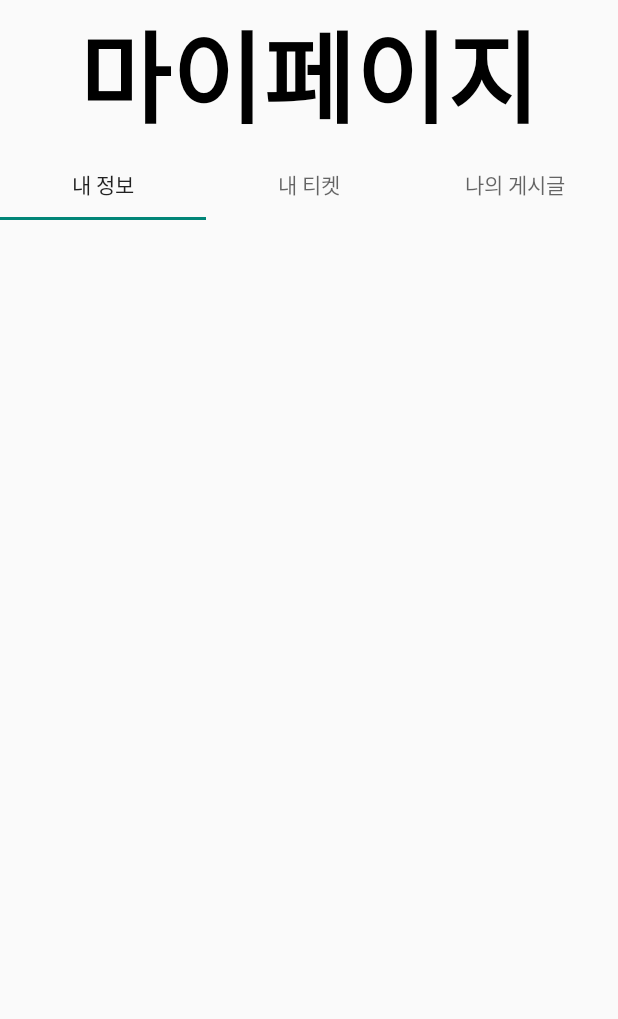
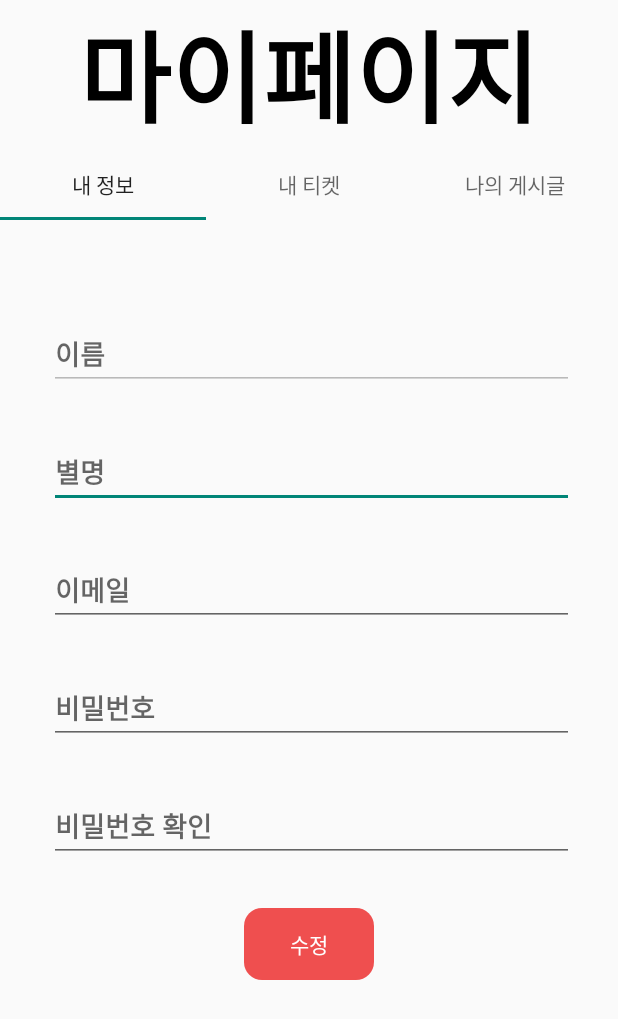
Before and after one commit to SONSAZANG/moonyou_Main, an Android app: the mypage_main screen opened directly, with no data from a screen before it, on a phone screen of 412 x 824 dp. Shown: the top 1019 px of the screen. Run offline under Robolectric (Android 15) with nearby library versions, the light colour scheme and no system bars; our stand-ins replace Firebase (no records; nobody signed in at launch, a user with empty details on screens opened directly); Roboto replaces fonts that are not available here; 3 statements that could not run were skipped.

Commit message:
회원정보수정

```diff
--- a/app/src/main/AndroidManifest.xml
+++ b/app/src/main/AndroidManifest.xml
@@ -32,8 +32,8 @@
         <activity android:name=".mypage_main" />
         <activity android:name=".MainActivity2" />
         <activity android:name=".Login" />
-        <activity android:name=".Register">
-        </activity>
+        <activity android:name=".Register"/>
+        <activity android:name=".myticket"/>
         <activity android:name=".MainActivity" />
 
         <meta-data
--- a/app/src/main/java/com/example/moonyou_test/Register.java
+++ b/app/src/main/java/com/example/moonyou_test/Register.java
@@ -28,7 +28,7 @@ import com.google.firebase.auth.FirebaseUser;
 import java.util.HashMap;
 
 public class Register extends AppCompatActivity {
-    EditText mFullName, mEmail, mPassword, mPhone;
+    EditText mFullName, mEmail, mPassword, nickname;
     Button mRegisterBtn;
     TextView mLoginBtn;
     FirebaseAuth fAuth;
@@ -44,6 +44,7 @@ public class Register extends AppCompatActivity {
         mPassword = findViewById(R.id.Password);
         mRegisterBtn = findViewById(R.id.registerBtn);
         mLoginBtn = findViewById(R.id.createText);
+        nickname = findViewById(R.id.nickname);
         fAuth = FirebaseAuth.getInstance();
 
         if(fAuth.getCurrentUser() != null) {
@@ -85,9 +86,10 @@ public class Register extends AppCompatActivity {
                             FirebaseFirestore fbf=FirebaseFirestore.getInstance();
                             //테이블을 파이어베이스 데이터베이스에 저장
                             HashMap<Object,String> use = new HashMap<>();
-                            use.put("uid",uid);
+                            use.put("password", password);
                             use.put("email",email);
                             use.put("name",name);
+                            use.put("nickname", nickname.getText().toString().trim());
                       fbf.collection("user")
                               .document()
                               .set(use)
--- a/app/src/main/java/com/example/moonyou_test/book_final.java
+++ b/app/src/main/java/com/example/moonyou_test/book_final.java
@@ -185,6 +185,7 @@ public class book_final extends AppCompatActivity {
         resv_info.put("seatCount", seatA.length);
         resv_info.put("seatName", selectA);
         resv_info.put("image", img1);
+        resv_info.put("show_id", showID);
         for(int i = 1; i <= seatA.length; i++)
         {
             resv_info.put("seat_num" + String.valueOf(i), seatA[i-1] + "번");
--- a/app/src/main/java/com/example/moonyou_test/help_center.java
+++ b/app/src/main/java/com/example/moonyou_test/help_center.java
@@ -38,7 +38,6 @@ import com.google.firebase.firestore.Query;
 import com.google.firebase.firestore.QueryDocumentSnapshot;
 import com.google.firebase.firestore.QuerySnapshot;
 import com.example.moonyou_test.Login;
-import com.google.firebase.auth.FirebaseUser;
 import java.util.HashMap;
 import java.util.Map;
 
--- a/app/src/main/java/com/example/moonyou_test/mypage_main.java
+++ b/app/src/main/java/com/example/moonyou_test/mypage_main.java
@@ -8,19 +8,27 @@ import androidx.recyclerview.widget.RecyclerView;
 import android.os.Bundle;
 import android.util.Log;
 import android.view.View;
+import android.widget.Button;
 import android.widget.FrameLayout;
 import android.widget.LinearLayout;
+import android.widget.TextView;
 
+import com.bumptech.glide.Glide;
 import com.google.android.gms.tasks.OnCompleteListener;
 import com.google.android.gms.tasks.Task;
 import com.google.android.material.tabs.TabLayout;
 import com.google.firebase.auth.FirebaseAuth;
 import com.google.firebase.auth.FirebaseUser;
+import com.google.firebase.firestore.DocumentReference;
+import com.google.firebase.firestore.DocumentSnapshot;
 import com.google.firebase.firestore.FirebaseFirestore;
 import com.google.firebase.firestore.QueryDocumentSnapshot;
 import com.google.firebase.firestore.QuerySnapshot;
+import com.google.firebase.storage.StorageReference;
 
 import java.util.ArrayList;
+import java.util.HashMap;
+import java.util.Map;
 
 public class mypage_main extends AppCompatActivity {
 
@@ -30,6 +38,8 @@ public class mypage_main extends AppCompatActivity {
     private RecyclerView.LayoutManager layoutManager;
     private ArrayList<mypage_getset> arrayList;
     private FirebaseFirestore db;
+    FirebaseUser user = fAuth.getCurrentUser();
+    User info;
 
     @Override
     protected void onCreate(Bundle savedInstanceState) {
@@ -56,8 +66,7 @@ public class mypage_main extends AppCompatActivity {
                 // do nothing
             }
         });
-
-
+        my_info();
     }
 
     private void changeView(int index) {
@@ -70,6 +79,7 @@ public class mypage_main extends AppCompatActivity {
                 myinfo.setVisibility(View.VISIBLE);
                 myticket.setVisibility(View.GONE);
                 mypost.setVisibility(View.GONE);
+                my_info();
                 break;
             case 1:
                 myinfo.setVisibility(View.GONE);
@@ -85,14 +95,86 @@ public class mypage_main extends AppCompatActivity {
         }
     }
 
+    private void my_info(){
+        TextView username = (TextView)findViewById(R.id.myid);
+        TextView usernick = (TextView)findViewById(R.id.mynick);
+        TextView useremail = (TextView)findViewById(R.id.myemail);
+        TextView newpwd = (TextView)findViewById(R.id.newpwd);
+        TextView newpwd1 = (TextView)findViewById(R.id.newpwd1);
+        Button info_change = (Button)findViewById(R.id.info_cahnge);
+        String userId = user.getUid();
+        db = FirebaseFirestore.getInstance();
+        db.collection("user")
+                .document(userId)
+                .get()
+                .addOnCompleteListener(new OnCompleteListener<DocumentSnapshot>() {
+                    @Override
+                    public void onComplete(@NonNull Task<DocumentSnapshot> task) {
+                        if(task.isSuccessful()) //jdk, 3.17 16:30,"성공 했을 시"
+                        {
+                            DocumentSnapshot document = task.getResult(); //jdk, 3.17 16:30,"불러온 데이터 전체를 document에 하나씩 넣어서"
+                            info = document.toObject(User.class);
+                        }
+                        else
+                        {
+                            Log.d("faberJOOOOOOO", "Error : ", task.getException());
+                        }
+                        username.setText(info.getName());
+                        usernick.setText(info.getNickname());
+                        useremail.setText(info.getEmail());
+
+                        info_change.setOnClickListener(new View.OnClickListener() {
+                            @Override
+                            public void onClick(View v) {
+                                DocumentReference docref = db.collection("user")
+                                        .document(userId);
+                                Map<String, Object> newinfo = new HashMap<>(); //해쉬맵 선언
+                                newinfo.put("nickname", usernick.getText().toString().trim());
+                                newinfo.put("email", useremail.getText().toString().trim());
+                                if(!newpwd.getText().toString().trim().equals("") && !newpwd1.getText().toString().trim().equals(""))
+                                {
+                                    if (newpwd.getText().toString().trim().equals(newpwd1.getText().toString().trim()))
+                                    {
+                                        newinfo.put("password", newpwd.getText().toString().trim());
+                                        user.updatePassword(newpwd.getText().toString().trim())
+                                                .addOnCompleteListener(new OnCompleteListener<Void>() {
+                                                    @Override
+                                                    public void onComplete(@NonNull Task<Void> task) {
+                                                        if (task.isSuccessful()) {
+                                                            Log.d("Faber", "User password updated.");
+                                                        }
+                                                    }
+                                                });
+                                    }
+                                }
+                                user.updateEmail(useremail.getText().toString().trim())
+                                        .addOnCompleteListener(new OnCompleteListener<Void>() {
+                                            @Override
+                                            public void onComplete(@NonNull Task<Void> task) {
+                                                if (task.isSuccessful()) {
+                                                    Log.d("Faber", "User email address updated.");
+                                                }
+                                            }
+                                        });
+                                docref.update(newinfo)
+                                        .addOnCompleteListener(new OnCompleteListener<Void>() {
+                                            @Override
+                                            public void onComplete(@NonNull Task<Void> task) {
+                                                Log.d("Faber", "Succesfully update");
+                                            }
+                                        });
+                            }
+                        });
+                    }
+                });
+    }
+
     private void mycs() {
         recyclerView = findViewById(R.id.REViewMypage);
         recyclerView.setHasFixedSize(true);
         layoutManager = new LinearLayoutManager(this);
         recyclerView.setLayoutManager(layoutManager);
-        FirebaseUser user = fAuth.getCurrentUser();
         String userId = user.getUid();
-        String userEmail = user.getEmail();
         arrayList = new ArrayList<>(); //jdk, 3.17 16:30,"상태 arraylist 선언"
         db = FirebaseFirestore.getInstance();
         arrayList.clear();//jdk, 3.17 16:30,"파이어스토어 연결 "
@@ -108,7 +190,7 @@ public class mypage_main extends AppCompatActivity {
                     for (QueryDocumentSnapshot document : task.getResult()) //jdk, 3.17 16:30,"결과를  한 줄 씩document에"
                     {
                         mypage_getset mypage_getset = document.toObject(mypage_getset.class);
-                        mypage_getset.setShow_ID(document.getId());
+                        mypage_getset.setBook_ID(document.getId());
                         arrayList.add(mypage_getset);
                     }
                 }
--- a/app/src/main/res/layout/activity_mypage_main2.xml
+++ b/app/src/main/res/layout/activity_mypage_main2.xml
@@ -44,32 +44,95 @@
         android:layout_width="match_parent"
         android:layout_height="wrap_content"
         android:id="@+id/mypage_info"
-        android:visibility="gone">
+        android:visibility="visible">
 
-        <TextView
+        <LinearLayout
             android:layout_width="wrap_content"
             android:layout_height="wrap_content"
-            android:id="@+id/text1"
-            android:text="자주 묻는 질문"
-            android:textStyle="bold"
-            android:textColor="@color/black"
-            android:textSize="20sp"
-            android:layout_marginStart="10dp"
-            android:layout_marginTop="10dp"/>
+            android:orientation="vertical"
+            android:layout_marginHorizontal="12.5dp"
+            android:layout_marginVertical="50dp">
 
-        <androidx.recyclerview.widget.RecyclerView
-            android:id="@+id/recyclerview"
-            android:layout_width="match_parent"
-            android:layout_height="match_parent"
-            android:layout_marginTop="45dp"
-            android:background="#ffffff" />
+            <EditText
+                android:id="@+id/myid"
+                android:layout_width="350dp"
+                android:layout_height="wrap_content"
+                android:layout_marginHorizontal="20dp"
+                android:layout_marginVertical="15dp"
+                android:inputType="textPersonName"
+                android:hint="이름"
+                android:textColor="@color/black"
+                android:textStyle="bold"
+                android:enabled="false"/>
+
+            <EditText
+                android:id="@+id/mynick"
+                android:layout_width="350dp"
+                android:layout_height="wrap_content"
+                android:layout_marginHorizontal="20dp"
+                android:layout_marginVertical="15dp"
+                android:inputType="textPersonName"
+                android:hint="별명"
+                android:ems="10"
+                android:textColor="@color/black"
+                android:textStyle="bold"
+                android:enabled="true"/>
+
+            <EditText
+                android:id="@+id/myemail"
+                android:layout_width="350dp"
+                android:layout_height="wrap_content"
+                android:layout_marginHorizontal="20dp"
+                android:layout_marginVertical="15dp"
+                android:inputType="textEmailAddress"
+                android:hint="이메일"
+                android:textColor="@color/black"
+                android:textStyle="bold"
+                android:enabled="true"/>
+
+            <EditText
+                android:id="@+id/newpwd"
+                android:layout_width="350dp"
+                android:layout_height="wrap_content"
+                android:layout_marginHorizontal="20dp"
+                android:layout_marginVertical="15dp"
+                android:inputType="textPassword"
+                android:hint="비밀번호"
+                android:textColor="@color/black"
+                android:textStyle="bold"
+                android:enabled="true"/>
+
+            <EditText
+                android:id="@+id/newpwd1"
+                android:layout_width="350dp"
+                android:layout_height="wrap_content"
+                android:layout_marginHorizontal="20dp"
+                android:layout_marginVertical="15dp"
+                android:inputType="textPassword"
+                android:hint="비밀번호 확인"
+                android:textColor="@color/black"
+                android:textStyle="bold"
+                android:enabled="true"/>
+
+            <Button
+                android:id="@+id/info_cahnge"
+                android:layout_width="wrap_content"
+                android:layout_height="wrap_content"
+                android:text="수정"
+                android:textColor="@color/white"
+                android:textAlignment="center"
+                android:background="@drawable/button_round"
+                android:backgroundTint="#ef4f4f"
+                android:layout_marginHorizontal="150dp"
+                android:layout_marginTop="15dp"/>
+        </LinearLayout>
 
     </FrameLayout> //my info
     <FrameLayout
         android:layout_width="match_parent"
         android:layout_height="wrap_content"
         android:id="@+id/mypage_ticket"
-        android:visibility="visible">
+        android:visibility="gone">
 
         <androidx.recyclerview.widget.RecyclerView
             android:id="@+id/REViewMypage"
--- a/app/src/main/res/layout/activity_register.xml
+++ b/app/src/main/res/layout/activity_register.xml
@@ -47,7 +47,6 @@
         android:hint="NAME"
         android:textColorHint="@color/black"
         android:textColor="@color/black"
-
         android:textStyle="bold"
         app:layout_constraintEnd_toEndOf="parent"
         app:layout_constraintHorizontal_bias="1.0"
```
Also changed, not shown: app/build.gradle (+6 -5 lines), app/src/main/java/com/example/moonyou_test/mypage_getset.java (+14 -6 lines), app/src/main/java/com/example/moonyou_test/mypageadapter.java (+6 -2 lines), app/src/main/java/com/example/moonyou_test/myticket.java (+21 -168 lines), app/src/main/res/layout/list_myticket.xml (+22 -3 lines), app/src/main/res/layout/myticket.xml (+22 -2 lines), 1 other file.
